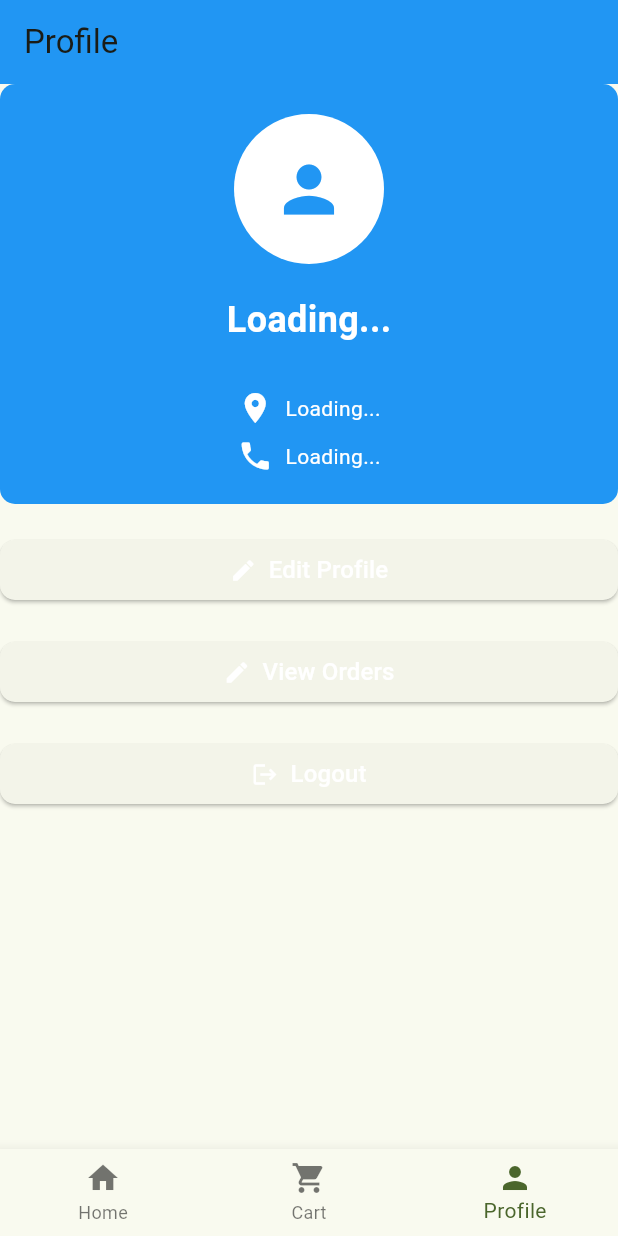
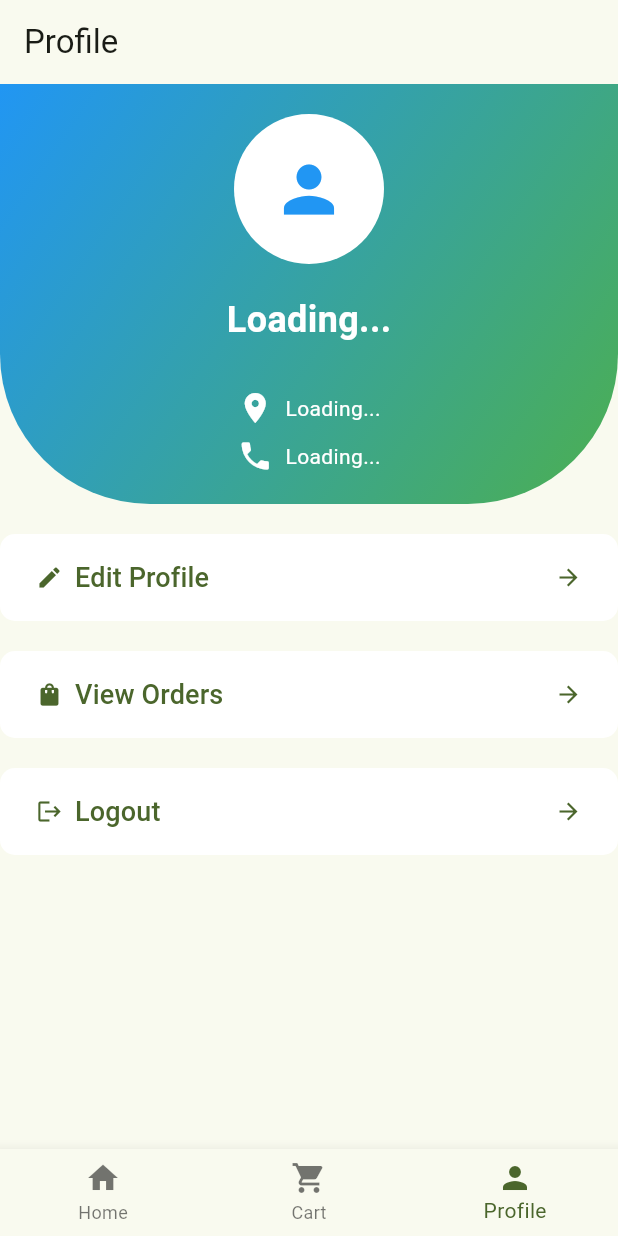
Before and after one commit to joewarden-cmd/cafetana_app, a Flutter app: the screen it shows once a user with an empty profile is signed in, item 3 of the bottom bar chosen, on a phone screen of 412 x 824 dp. Run offline on Flutter 3.47's test engine with Material 3 defaults, Android fonts, the light colour scheme and no system bars; our stand-ins replace carousel_slider, cloud_firestore, firebase_auth, firebase_core; accounts and stored records are empty; generated files the repository leaves out were written again.

Commit message:
improve profile page

```diff
--- a/lib/pages/profile/profile.dart
+++ b/lib/pages/profile/profile.dart
@@ -51,7 +51,8 @@ class _ProfilePageState extends State<ProfilePage> {
   Widget build(BuildContext context) {
     return Scaffold(
       appBar: AppBar(
-        backgroundColor: Colors.blue,
+        backgroundColor: Colors.transparent,
+        elevation: 0,
         title: const Text('Profile'),
       ),
       body: Padding(
@@ -62,8 +63,15 @@ class _ProfilePageState extends State<ProfilePage> {
             Container(
               padding: const EdgeInsets.symmetric(vertical: 20),
               decoration: BoxDecoration(
-                color: Colors.blue,
-                borderRadius: BorderRadius.circular(10),
+                gradient: LinearGradient(
+                  colors: [Colors.blue, Colors.green],
+                  begin: Alignment.topLeft,
+                  end: Alignment.bottomRight,
+                ),
+                borderRadius: BorderRadius.only(
+                  bottomLeft: Radius.circular(100),
+                  bottomRight: Radius.circular(100),
+                ),
               ),
               child: Column(
                 children: [
@@ -124,16 +132,22 @@ class _ProfilePageState extends State<ProfilePage> {
                 shape: RoundedRectangleBorder(
                   borderRadius: BorderRadius.circular(10),
                 ),
+                backgroundColor: Colors.white,
+                padding:
+                    const EdgeInsets.symmetric(vertical: 16, horizontal: 24),
+                elevation: 0,
               ),
               child: const Row(
                 mainAxisAlignment: MainAxisAlignment.center,
                 children: [
-                  Icon(Icons.edit, color: Colors.white),
+                  Icon(Icons.edit),
                   SizedBox(width: 8),
                   Text(
                     'Edit Profile',
-                    style: TextStyle(fontSize: 16, color: Colors.white),
+                    style: TextStyle(fontSize: 18),
                   ),
+                  Spacer(),
+                  Icon(Icons.arrow_forward),
                 ],
               ),
             ),
@@ -149,16 +163,22 @@ class _ProfilePageState extends State<ProfilePage> {
                 shape: RoundedRectangleBorder(
                   borderRadius: BorderRadius.circular(10),
                 ),
+                backgroundColor: Colors.white,
+                padding:
+                    const EdgeInsets.symmetric(vertical: 16, horizontal: 24),
+                elevation: 0,
               ),
               child: const Row(
                 mainAxisAlignment: MainAxisAlignment.center,
                 children: [
-                  Icon(Icons.edit, color: Colors.white),
+                  Icon(Icons.shopping_bag),
                   SizedBox(width: 8),
                   Text(
                     'View Orders',
-                    style: TextStyle(fontSize: 16, color: Colors.white),
+                    style: TextStyle(fontSize: 18),
                   ),
+                  Spacer(),
+                  Icon(Icons.arrow_forward),
                 ],
               ),
             ),
@@ -171,16 +191,22 @@ class _ProfilePageState extends State<ProfilePage> {
                 shape: RoundedRectangleBorder(
                   borderRadius: BorderRadius.circular(10),
                 ),
+                backgroundColor: Colors.white,
+                padding:
+                    const EdgeInsets.symmetric(vertical: 16, horizontal: 24),
+                elevation: 0,
               ),
               child: const Row(
                 mainAxisAlignment: MainAxisAlignment.center,
                 children: [
-                  Icon(Icons.logout, color: Colors.white),
+                  Icon(Icons.logout),
                   SizedBox(width: 8),
                   Text(
                     'Logout',
-                    style: TextStyle(fontSize: 16, color: Colors.white),
+                    style: TextStyle(fontSize: 18),
                   ),
+                  Spacer(), // Push the arrow to the right
+                  Icon(Icons.arrow_forward),
                 ],
               ),
             ),
```
